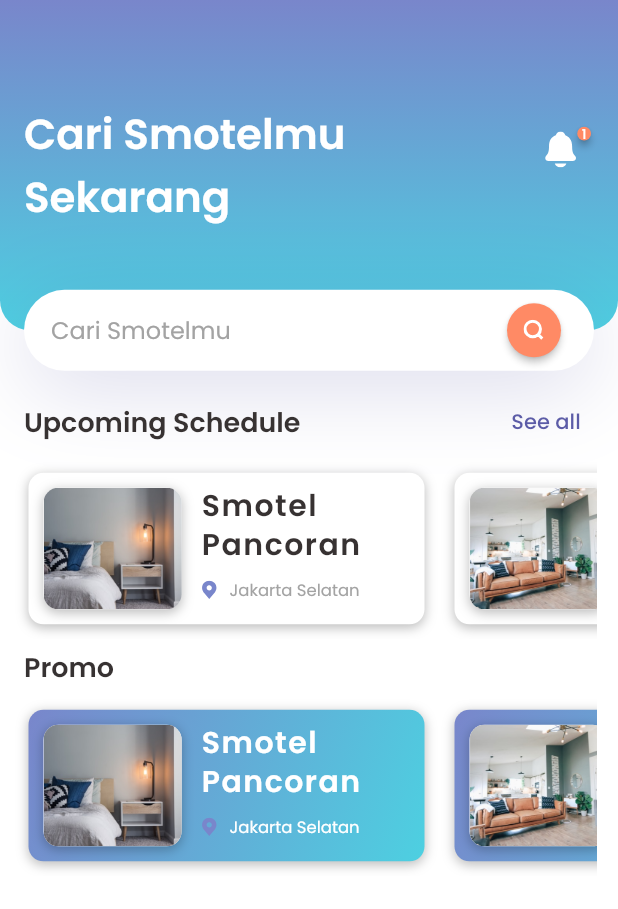
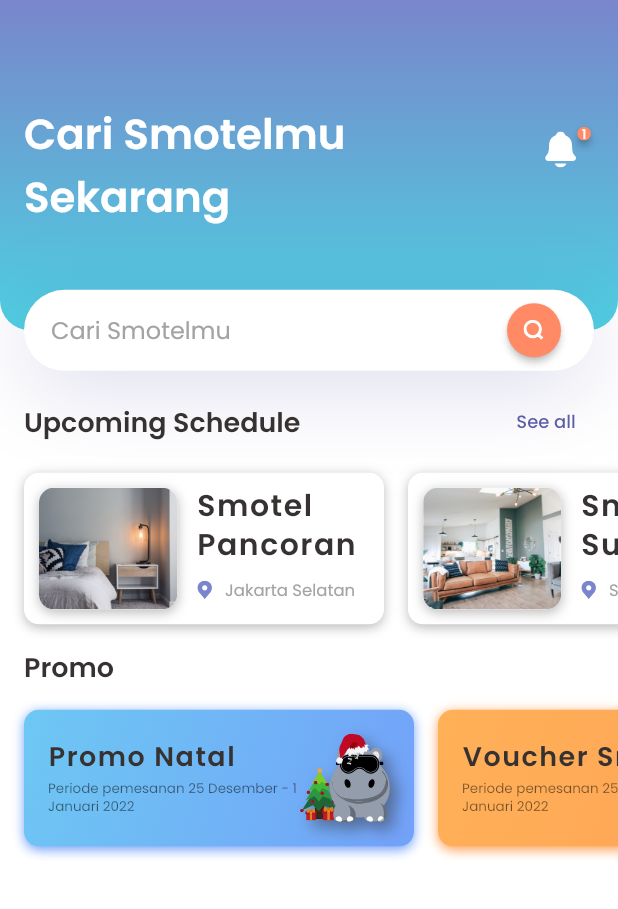
Before and after one commit to RohmanBenyRiyanto/SmartHotel_flutter, a Flutter app: the screen it shows after launch, on a phone screen of 412 x 824 dp. Shown: the top 909 px of the screen. Run offline on Flutter 3.47's test engine with Material 2 defaults, Android fonts, the phone set to English and light mode, and no system bars; drawn by our look-alikes of badges, simple_shadow; our stand-ins replace flutter_svg.

Commit message:
downgrade flutter sdk

```diff
--- a/lib/home/components/header.dart
+++ b/lib/home/components/header.dart
@@ -119,7 +119,7 @@ class HeaderWithSearchBox extends StatelessWidget {
                     ),
                   ),
                   ElevatedButton(
-                    onPressed: () {},
+                    onPressed: () {print("Cari");},
                     child: SvgPicture.asset("assets/svg/mini_search.svg"),
                     style: ElevatedButton.styleFrom(
                       shape: CircleBorder(),
--- a/lib/home/components/promo_carousel.dart
+++ b/lib/home/components/promo_carousel.dart
@@ -2,15 +2,50 @@ import 'dart:ui';
 
 import 'package:flutter/material.dart';
 import 'package:flutter_svg/flutter_svg.dart';
+import 'package:simple_shadow/simple_shadow.dart';
 import 'package:smart_hotel/home/models/cards_upcoming_model.dart';
+import 'package:flutter_svg/avd.dart';
+import 'package:smart_hotel/home/models/promo.dart';
 import 'package:smart_hotel/theme/color.dart';
 import 'package:smart_hotel/theme/const.dart';
 
 class Promo_carousel extends StatelessWidget {
-  const Promo_carousel({Key? key}) : super(key: key);
+  final double _borderRadius = 10.0;
 
   @override
   Widget build(BuildContext context) {
+    var items = [
+      PlaceInfo(
+          'Promo Natal',
+          Color(0xff6DC8F3),
+          Color(0xff73A1F9),
+          'Periode pemesanan 25 Desember - 1 Januari 2022',
+          'assets/svg/il_natal.svg'),
+      PlaceInfo(
+          'Voucher Smotel',
+          Color(0xffFFB157),
+          Color(0xffFFA057),
+          'Periode pemesanan 25 Desember - 1 Januari 2022',
+          'assets/svg/diskon.svg'),
+      PlaceInfo(
+          'Promo Natal',
+          Color(0xffFF5B95),
+          Color(0xffF8556D),
+          'Periode pemesanan 25 Desember - 1 Januari 2022',
+          'assets/svg/il_natal.svg'),
+      PlaceInfo(
+          'Voucher Smotel',
+          Color(0xffD76EF5),
+          Color(0xff8F7AFE),
+          'Periode pemesanan 25 Desember - 1 Januari 2022',
+          'assets/svg/diskon.svg'),
+      PlaceInfo(
+          'Promo Natal',
+          Color(0xff42E695),
+          Color(0xff3BB2B8),
+          'Periode pemesanan 25 Desember - 1 Januari 2022',
+          'assets/svg/il_natal.svg'),
+    ];
     return Container(
       child: Column(
         children: [
@@ -34,111 +69,86 @@ class Promo_carousel extends StatelessWidget {
           SizedBox(
             height: 5,
           ),
-          Padding(
-            padding: EdgeInsets.only(left: 9.0, right: 14.0),
-            child: Container(
-              height: 121,
+          Container(
+            height: 111,
             child: ListView.builder(
+              padding: EdgeInsets.only(right: 16),
               scrollDirection: Axis.horizontal,
-                itemCount: upcommings.length,
-                itemBuilder: (BuildContext context, int index) {
-                  Upcomming upcomming = upcommings[index];
+              itemCount: items.length,
+              itemBuilder: (context, index) {
                 return Container(
-                    margin: EdgeInsets.all(10),
-                    padding: EdgeInsets.all(10),
-                    width: 264,
+                  margin: EdgeInsets.only(left: 16, top: 10, bottom: 10),
+                  padding: EdgeInsets.all(16),
+                  width: 260,
                   decoration: BoxDecoration(
-                      gradient: LinearGradient(
-                        begin: Alignment.topLeft,
-                        end: Alignment.bottomRight,
-                        stops: [0.0, 15.0],
-                        colors: [color_main, color_blue],
-                      ),
-                      borderRadius: BorderRadius.circular(10.0),
+                    borderRadius: BorderRadius.circular(_borderRadius),
+                    gradient: LinearGradient(colors: [
+                      items[index].startColor,
+                      items[index].endColor,
+                    ], begin: Alignment.topLeft, end: Alignment.bottomRight),
                     boxShadow: [
                       BoxShadow(
-                          color: Colors.black26,
+                        color: items[index].endColor,
                         offset: Offset(0.0, 2.0),
                         blurRadius: 6.0,
                       ),
                     ],
                   ),
                   child: Stack(
+                    alignment: Alignment.centerLeft,
                     children: <Widget>[
-                        Positioned(
-                          left: 105.0,
+                      Row(
+                        mainAxisAlignment: MainAxisAlignment.spaceBetween,
+                        crossAxisAlignment: CrossAxisAlignment.center,
+                        children: <Widget>[
+                          Expanded(
                             child: Column(
-                            mainAxisAlignment: MainAxisAlignment.spaceBetween,
+                              mainAxisAlignment: MainAxisAlignment.center,
                               crossAxisAlignment: CrossAxisAlignment.start,
                               children: <Widget>[
-                              Padding(
-                                padding: EdgeInsets.only(bottom: 8),
-                                child: Text(
-                                  upcomming.header_upcom,
+                                Text(
+                                  items[index].namePromo,
                                   style: TextStyle(
-                                    color: color_white,
+                                    color: color_black,
                                     fontFamily: 'Poppins',
-                                    fontSize: 20,
+                                    fontSize: 18,
                                     fontWeight: FontWeight.w600,
                                     height: 1.3,
                                     letterSpacing: 1,
                                   ),
                                 ),
-                              ),
-                              Row(
-                                children: [
                                 Padding(
-                                    padding: EdgeInsets.only(right: 8),
-                                    child: SvgPicture.asset(
-                                      'assets/svg/location.svg',
-                                      width: 11,
+                                  padding: EdgeInsets.only(top: 3),
+                                  child: Text(
+                                    items[index].date,
+                                    style: TextStyle(
+                                      color: Colors.black54,
+                                      fontFamily: 'Poppins',
+                                      fontSize: 9,
+                                      fontWeight: FontWeight.w400,
+                                      height: 1.3,
                                     ),
                                   ),
-                                  Text(
-                                    upcomming.kota,
-                                    style: TextStyle(
-                                      color: color_white,
-                                      fontFamily: 'Poppins',
-                                      fontSize: 11,
-                                      fontWeight: FontWeight.w400,
                                 ),
+                              ],
+                            ),
+                          ),
+                          SimpleShadow(
+                            child: SvgPicture.asset(
+                              items[index].iconPromo,
+                              width: 60,
+                            ),
+                            opacity: 0.5, // Default: 0.5
+                            color: color_black, // Default: Black
+                            offset: Offset(5, 5), // Default: Offset(2, 2)
+                            sigma: 5, // Defa
                           ),
                         ],
                       ),
                     ],
                   ),
-                        ),
-                        Container(
-                          decoration: BoxDecoration(
-                            color: color_white,
-                            borderRadius: BorderRadius.circular(10),
-                            boxShadow: [
-                              BoxShadow(
-                                color: Colors.black26,
-                                offset: Offset(0.0, 2.0),
-                                blurRadius: 6.0,
-                              ),
-                            ],
-                          ),
-                          child: Stack(
-                            children: <Widget>[
-                              ClipRRect(
-                                borderRadius: BorderRadius.circular(10),
-                                child: Image(
-                                  height: 83.22,
-                                  width: 92.1,
-                                  image: AssetImage(upcomming.imageUrl),
-                                  fit: BoxFit.cover,
-                                ),
-                              ),
-                            ],
-                          ),
-                        )
-                      ],
-                    ),
                 );
               },
-              ),
             ),
           ),
         ],
--- a/lib/home/components/schedule_carousel.dart
+++ b/lib/home/components/schedule_carousel.dart
@@ -38,7 +38,7 @@ class ScheduleCarousel extends StatelessWidget {
                     style: TextStyle(
                       color: color_purple,
                       fontFamily: 'Poppins',
-                      fontSize: 14,
+                      fontSize: 12,
                       fontWeight: FontWeight.w500,
                     ),
                   ),
@@ -49,22 +49,18 @@ class ScheduleCarousel extends StatelessWidget {
               ],
             ),
           ),
-          // SizedBox(
-          //   height: 5,
-          // ),
-          Padding(
-            padding: EdgeInsets.only(left: 9.0, right: 14.0),
-            child: Container(
+          Container(
             height: 121,
             child: ListView.builder(
+              padding: EdgeInsets.only(right: 16),
               scrollDirection: Axis.horizontal,
               itemCount: upcommings.length,
               itemBuilder: (BuildContext context, int index) {
                 Upcomming upcomming = upcommings[index];
                 return Container(
-                    margin: EdgeInsets.all(10),
+                  margin: EdgeInsets.only(left: 16, top: 10, bottom: 10),
                   padding: EdgeInsets.all(10),
-                    width: 264,
+                  width: 240,
                   decoration: BoxDecoration(
                     color: color_white,
                     borderRadius: BorderRadius.circular(10.0),
@@ -153,7 +149,6 @@ class ScheduleCarousel extends StatelessWidget {
               },
             ),
           ),
-          ),
         ],
       ),
     );
--- a/lib/home/models/cards_upcoming_model.dart
+++ b/lib/home/models/cards_upcoming_model.dart
@@ -1,4 +1,3 @@
-import 'package:smart_hotel/home/models/activity_model.dart';
 
 class Upcomming {
   String imageUrl;
--- /dev/null
+++ b/lib/home/models/promo.dart
@@ -0,0 +1,39 @@
+import 'dart:ui' as ui;
+import 'package:flutter/material.dart';
+
+class PlaceInfo {
+  final String namePromo;
+  final String date;
+  final Color startColor;
+  final Color endColor;
+  final String iconPromo;
+
+  PlaceInfo(this.namePromo, this.startColor, this.endColor, this.date,
+      this.iconPromo);
+}
+
+class CustomCardShapePainter extends CustomPainter {
+  final double radius;
+  final Color startColor;
+  final Color endColor;
+
+  CustomCardShapePainter(this.radius, this.startColor, this.endColor);
+
+  @override
+  void paint(Canvas canvas, Size size) {
+    var radius = 10.0;
+
+    var paint = Paint();
+
+    paint.shader = ui.Gradient.linear(
+        Offset(0, 0), Offset(size.width, size.height), [
+      HSLColor.fromColor(startColor).withLightness(0.8).toColor(),
+      endColor
+    ]);
+  }
+
+  @override
+  bool shouldRepaint(CustomPainter oldDelegate) {
+    return true;
+  }
+}
--- a/pubspec.yaml
+++ b/pubspec.yaml
@@ -18,7 +18,7 @@ publish_to: 'none' # Remove this line if you wish to publish to pub.dev
 version: 1.0.0+1
 
 environment:
-  sdk: ">=2.15.0-262.0.dev <3.0.0"
+  sdk: ">=2.12.0 <3.0.0"
 
 # Dependencies specify other packages that your package needs in order to work.
 # To automatically upgrade your package dependencies to the latest versions
@@ -39,6 +39,8 @@ dependencies:
   flutter_svg: ^0.23.0+1
   clickabletext: ^0.0.2
   badges: ^2.0.1
+  simple_shadow: ^0.2.0
+
 
 dev_dependencies:
   flutter_test:
@@ -66,7 +68,6 @@ flutter:
   assets:
     - assets/images/
     - assets/svg/
-
   # An image asset can refer to one or more resolution-specific "variants", see
   # https://flutter.dev/assets-and-images/#resolution-aware.
 
```
Also changed, not shown: assets/images/diskon.png (added), assets/svg/diskon.svg, pubspec.lock, 10 other files. Lines whose indentation alone changed are shown as unchanged.
